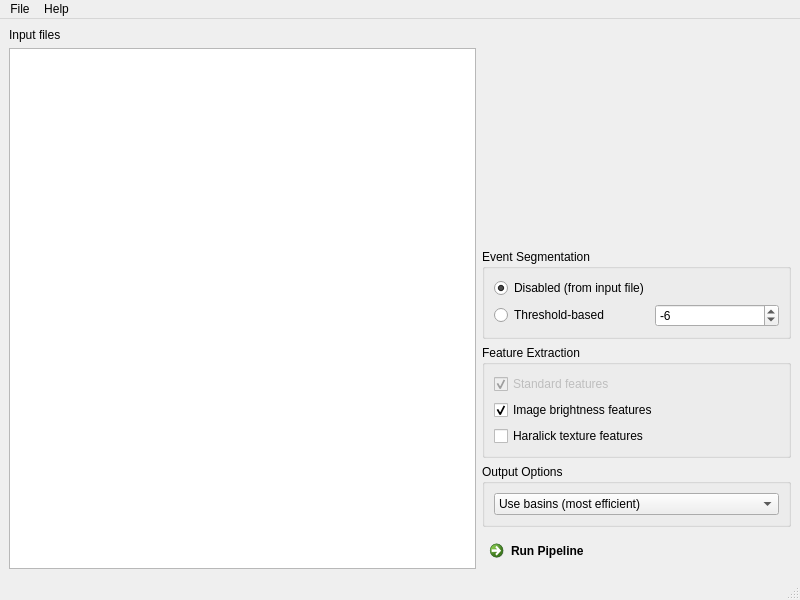
The window that chipstream/gui/main_window.ui (DC-analysis/ChipStream) describes before a commit, drawn with Qt 5.
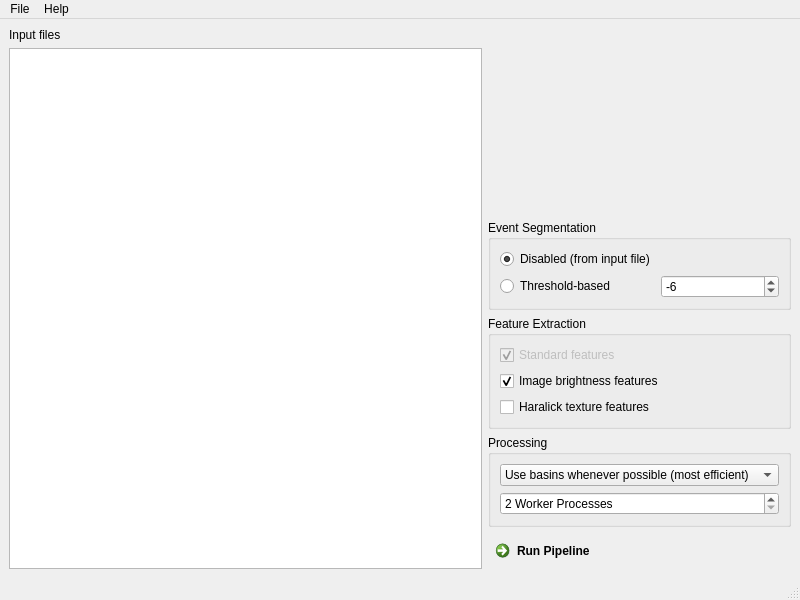
The same window after the commit.

```diff
--- a/chipstream/gui/main_window.ui
+++ b/chipstream/gui/main_window.ui
@@ -143,19 +143,14 @@
          </sizepolicy>
         </property>
         <property name="title">
-         <string>Output Options</string>
+         <string>Processing</string>
         </property>
         <layout class="QVBoxLayout" name="verticalLayout_8">
          <item>
           <widget class="QComboBox" name="comboBox_3">
            <item>
             <property name="text">
-             <string>Use basins (most efficient)</string>
-            </property>
-           </item>
-           <item>
-            <property name="text">
-             <string>Edit files in-place (only for disabled segmenter)</string>
+             <string>Use basins whenever possible (most efficient)</string>
             </property>
            </item>
            <item>
@@ -165,6 +160,19 @@
            </item>
           </widget>
          </item>
+         <item>
+          <widget class="QSpinBox" name="spinBox_procs">
+           <property name="suffix">
+            <string> Worker Processes</string>
+           </property>
+           <property name="minimum">
+            <number>2</number>
+           </property>
+           <property name="maximum">
+            <number>64</number>
+           </property>
+          </widget>
+         </item>
         </layout>
        </widget>
       </item>
```
Left out of the diff: 16 changed lines with no effect on the pictures.
